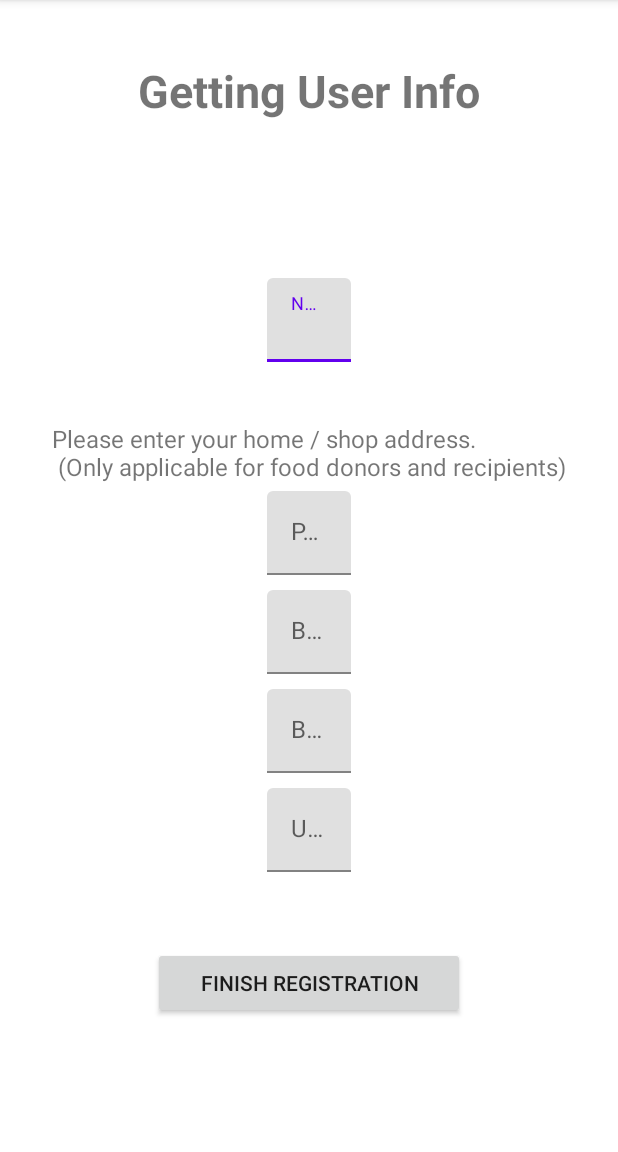
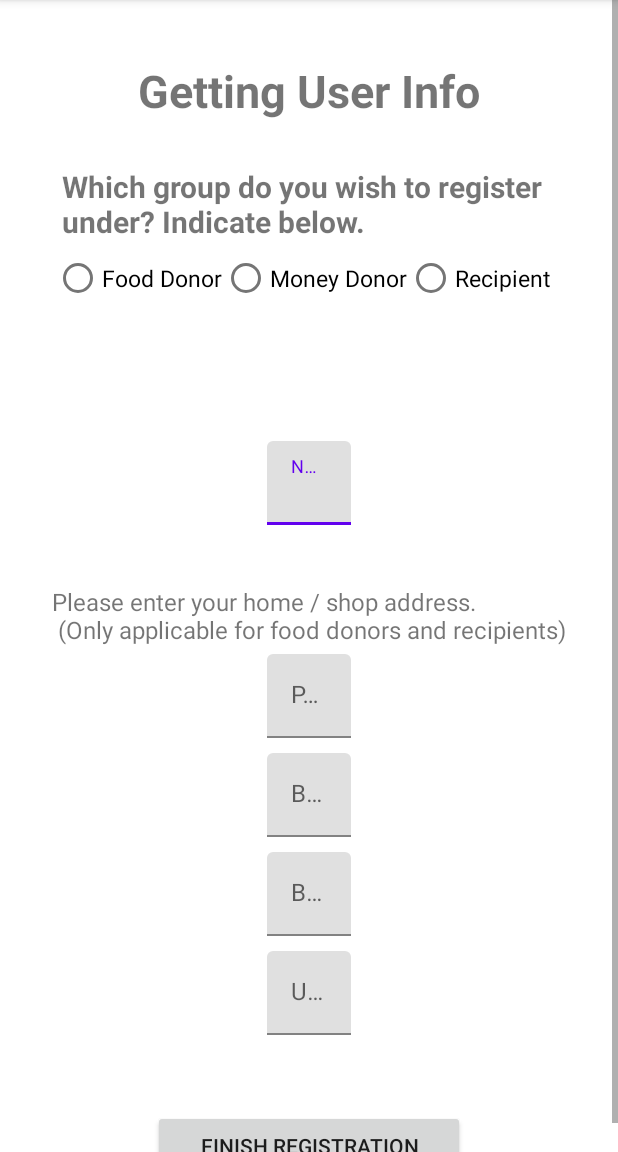
Before and after one commit to honganhcs/ShareAMeal, an Android app: the SignupActivity_getUserInfo screen opened directly, with no data from a screen before it, on a phone screen of 412 x 824 dp, the part 84-1236 px from its top. Run offline under Robolectric (Android 15) with nearby library versions, the phone set to English and light mode, and no system bars; our stand-ins replace Firebase (no records; nobody signed in at launch, a user with empty details on screens opened directly).

Commit message:
1) Added support for Firebase storage, 2) Shifted user group indication to SignupActivity_getUserInfo instead

```diff
--- a/ShareAMeal/app/build.gradle
+++ b/ShareAMeal/app/build.gradle
@@ -43,4 +43,5 @@ dependencies {
     implementation 'com.google.firebase:firebase-auth'
     implementation 'com.google.firebase:firebase-core'
     implementation 'com.google.firebase:firebase-database:20.0.0'
+    implementation 'com.google.firebase:firebase-storage'
 }
--- a/ShareAMeal/app/src/main/res/layout/activity_signup_get_user_info.xml
+++ b/ShareAMeal/app/src/main/res/layout/activity_signup_get_user_info.xml
@@ -23,17 +23,65 @@
             app:layout_constraintTop_toTopOf="parent" />
 
         <TextView
+            android:id="@+id/txtQuestion"
+            android:layout_width="wrap_content"
+            android:layout_height="wrap_content"
+            android:ems="15"
+            android:inputType="textMultiLine"
+            android:text="Which group do you wish to register under? Indicate below."
+            android:textSize="20sp"
+            android:textStyle="bold"
+            android:layout_marginLeft="20dp"
+            android:layout_marginTop="30dp"
+            app:layout_constraintEnd_toEndOf="parent"
+            app:layout_constraintStart_toStartOf="parent"
+            app:layout_constraintTop_toBottomOf="@+id/header" />
+
+        <RadioGroup
+            android:id="@+id/userGroups"
+            android:layout_width="wrap_content"
+            android:layout_height="wrap_content"
+            android:orientation="horizontal"
+            app:layout_constraintEnd_toEndOf="@+id/txtQuestion"
+            app:layout_constraintStart_toStartOf="@+id/txtQuestion"
+            app:layout_constraintTop_toBottomOf="@+id/txtQuestion"
+            android:layout_marginRight="30dp">
+
+            <RadioButton
+                android:id="@+id/foodDonorBtn"
+                android:layout_width="wrap_content"
+                android:layout_height="wrap_content"
+                android:text="Food Donor"
+                android:textSize="15sp" />
+
+            <RadioButton
+                android:id="@+id/moneyDonorBtn"
+                android:layout_width="wrap_content"
+                android:layout_height="wrap_content"
+                android:text="Money Donor"
+                android:textSize="15sp" />
+
+            <RadioButton
+                android:id="@+id/recipientBtn"
+                android:layout_width="wrap_content"
+                android:layout_height="wrap_content"
+                android:text="Recipient"
+                android:textSize="15sp" />
+
+        </RadioGroup>
+
+        <TextView
             android:id="@+id/nameHeader"
             android:layout_width="wrap_content"
             android:layout_height="wrap_content"
-            android:layout_marginTop="40dp"
+            android:layout_marginTop="20dp"
             android:layout_marginRight="150dp"
             android:inputType="textMultiLine"
             android:text="Please enter your name. \n (If registering as a shop, \n please enter shop name)"
             android:textSize="16sp"
             app:layout_constraintEnd_toEndOf="@+id/nameEdtWrapper"
             app:layout_constraintStart_toStartOf="@+id/nameEdtWrapper"
-            app:layout_constraintTop_toBottomOf="@+id/header" />
+            app:layout_constraintTop_toBottomOf="@+id/userGroups" />
 
         <com.google.android.material.textfield.TextInputLayout
             android:id="@+id/nameEdtWrapper"
```
Also changed, not shown: ShareAMeal/app/src/main/java/com/example/shareameal/SignupActivity.java (+0 -14 lines), ShareAMeal/app/src/main/java/com/example/shareameal/SignupActivity_getUserInfo.java (+49 -3 lines), ShareAMeal/app/src/main/res/layout/activity_signup.xml (+1 -49 lines).
